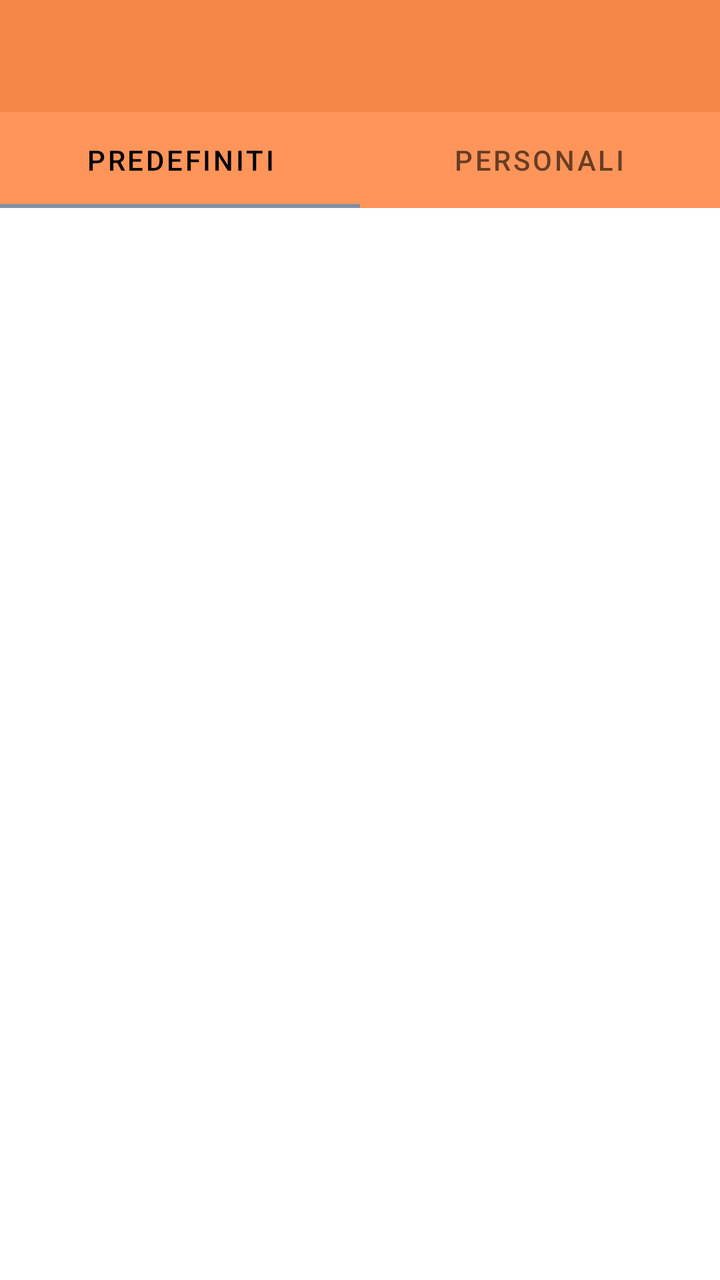
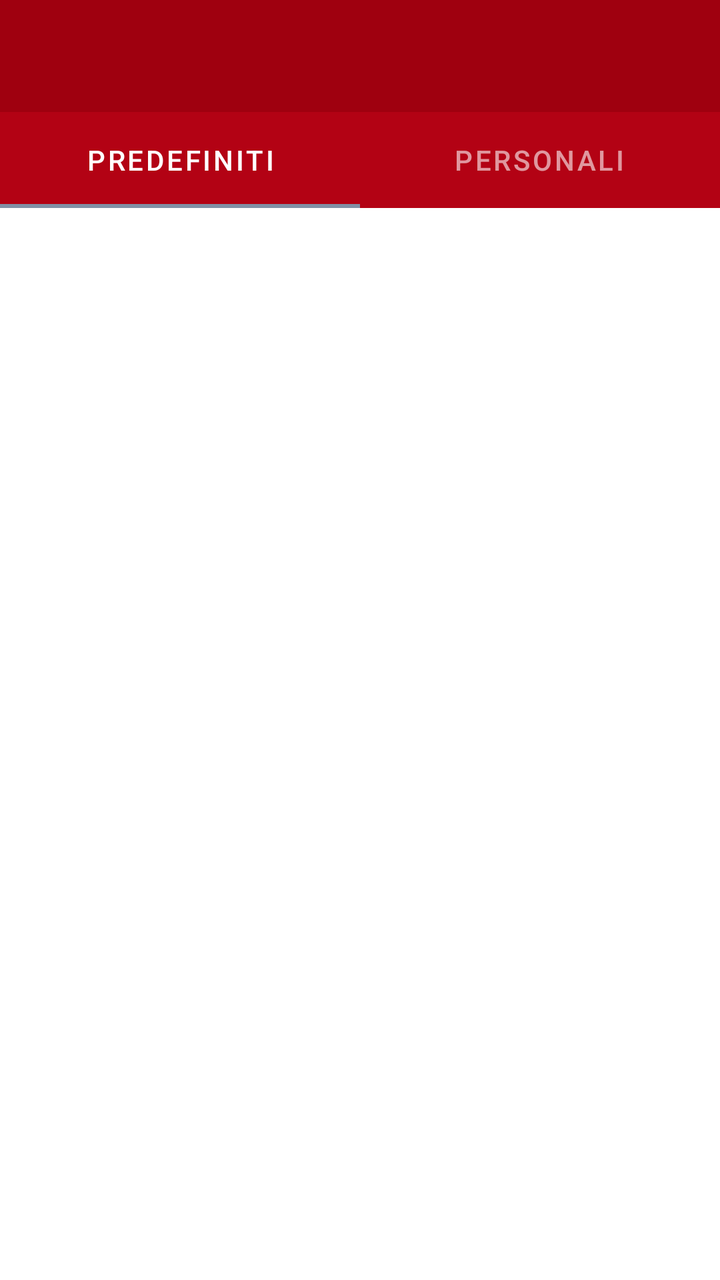

Before-and-after screenshots of an Android layout around one commit, followed by the original layout XML and the change that was made.
<!-- AndroidManifest.xml: application theme Theme.YourCali -->
<!-- res/layout/activity_exercises_encyclopedia.xml -->
<?xml version="1.0" encoding="utf-8"?>
<androidx.constraintlayout.widget.ConstraintLayout xmlns:android="http://schemas.android.com/apk/res/android"
    xmlns:app="http://schemas.android.com/apk/res-auto"
    xmlns:tools="http://schemas.android.com/tools"
    android:layout_width="match_parent"
    android:layout_height="match_parent"
    tools:context=".WorkoutPlanSelectionActivity">


    <LinearLayout
        android:layout_width="match_parent"
        android:layout_height="match_parent"
        android:orientation="vertical">

        <com.google.android.material.appbar.AppBarLayout
            android:layout_width="match_parent"
            android:layout_height="wrap_content"
            app:layout_constraintEnd_toEndOf="parent"
            app:layout_constraintStart_toStartOf="parent"
            app:layout_constraintTop_toTopOf="parent">

            <androidx.appcompat.widget.Toolbar
                android:id="@+id/myToolbar"
                android:layout_width="match_parent"
                android:layout_height="wrap_content"
                android:background="#F48748"
                android:minHeight="?attr/actionBarSize"
                android:theme="?attr/actionBarTheme" />

        </com.google.android.material.appbar.AppBarLayout>

        <com.google.android.material.tabs.TabLayout
            android:id="@+id/tabLayoutEncyclopedia"
            android:layout_width="match_parent"
            android:layout_height="wrap_content"
            android:background="#FF955A"
            app:tabIndicatorColor="#8190A5"
            app:tabSelectedTextColor="#000000"
            app:tabTextColor="#97000000">

            <com.google.android.material.tabs.TabItem
                android:id="@+id/predefinedTabEncyclopedia"
                android:layout_width="wrap_content"
                android:layout_height="wrap_content"
                android:text="@string/predefiniti" />

            <com.google.android.material.tabs.TabItem
                android:id="@+id/personalTabEncyclopedia"
                android:layout_width="wrap_content"
                android:layout_height="wrap_content"
                android:text="@string/personali" />

        </com.google.android.material.tabs.TabLayout>

        <androidx.viewpager.widget.ViewPager
            android:id="@+id/viewPagerEncyclopedia"
            android:layout_width="match_parent"
            android:layout_height="wrap_content"
            tools:ignore="SpeakableTextPresentCheck" />


    </LinearLayout>


</androidx.constraintlayout.widget.ConstraintLayout>
<!-- resources referenced by this layout -->
<resources>
  <string name="personali">Personali</string>
  <string name="predefiniti">Predefiniti</string>
  <style name="Theme.YourCali" parent="Theme.MaterialComponents.DayNight.NoActionBar">
          
          <item name="colorPrimary">@color/purple_500</item>
          <item name="colorPrimaryVariant">@color/purple_700</item>
          <item name="colorOnPrimary">@color/white</item>
          
          <item name="colorSecondary">@color/teal_200</item>
          <item name="colorSecondaryVariant">@color/teal_700</item>
          <item name="colorOnSecondary">@color/black</item>
          
          <item name="android:statusBarColor" tools:targetApi="l">@color/DarkOrange</item>
          
      </style>
  <color name="purple_500">#FF6200EE</color>
  <color name="purple_700">#FF3700B3</color>
  <color name="white">#FFFFFFFF</color>
  <color name="teal_200">#FF03DAC5</color>
  <color name="teal_700">#FF018786</color>
  <color name="black">#FF000000</color>
  <color name="DarkOrange">#FFFC7C35</color>
</resources>

<!-- the commit's change to res/layout/activity_exercises_encyclopedia.xml (unified diff, before → after) -->
@@ -23,9 +23,9 @@
                 android:id="@+id/myToolbar"
                 android:layout_width="match_parent"
                 android:layout_height="wrap_content"
-                android:background="#F48748"
+                android:background="@color/Cranberry"
                 android:minHeight="?attr/actionBarSize"
-                android:theme="?attr/actionBarTheme" />
+                android:theme="@style/MyThemeOverlay_Toolbar2" />
 
         </com.google.android.material.appbar.AppBarLayout>
 
@@ -33,10 +33,10 @@
             android:id="@+id/tabLayoutEncyclopedia"
             android:layout_width="match_parent"
             android:layout_height="wrap_content"
-            android:background="#FF955A"
+            android:background="#B30214"
             app:tabIndicatorColor="#8190A5"
-            app:tabSelectedTextColor="#000000"
-            app:tabTextColor="#97000000">
+            app:tabSelectedTextColor="#FFFFFF"
+            app:tabTextColor="#97FFFFFF">
 
             <com.google.android.material.tabs.TabItem
                 android:id="@+id/predefinedTabEncyclopedia"
<!-- resource entries referenced after the edit -->
@@ -1,7 +1,15 @@
 <!-- resources referenced by this layout -->
 <resources>
+  <color name="Cranberry">#9F000F</color>
   <string name="personali">Personali</string>
   <string name="predefiniti">Predefiniti</string>
+  <style name="MyThemeOverlay_Toolbar2" parent="ThemeOverlay.MaterialComponents.Toolbar.Primary">
+          
+          <item name="android:textColorPrimary">@color/white</item>
+  
+          
+          <item name="colorOnPrimary">@color/white</item>
+      </style>
   <style name="Theme.YourCali" parent="Theme.MaterialComponents.DayNight.NoActionBar">
           
           <item name="colorPrimary">@color/purple_500</item>
@@ -12,7 +20,7 @@
           <item name="colorSecondaryVariant">@color/teal_700</item>
           <item name="colorOnSecondary">@color/black</item>
           
-          <item name="android:statusBarColor" tools:targetApi="l">@color/DarkOrange</item>
+          <item name="android:statusBarColor">@color/DarkCranberry</item>
           
       </style>
   <color name="purple_500">#FF6200EE</color>
@@ -21,6 +29,6 @@
   <color name="teal_200">#FF03DAC5</color>
   <color name="teal_700">#FF018786</color>
   <color name="black">#FF000000</color>
-  <color name="DarkOrange">#FFFC7C35</color>
+  <color name="DarkCranberry">#FF7A020E</color>
 </resources>
 
